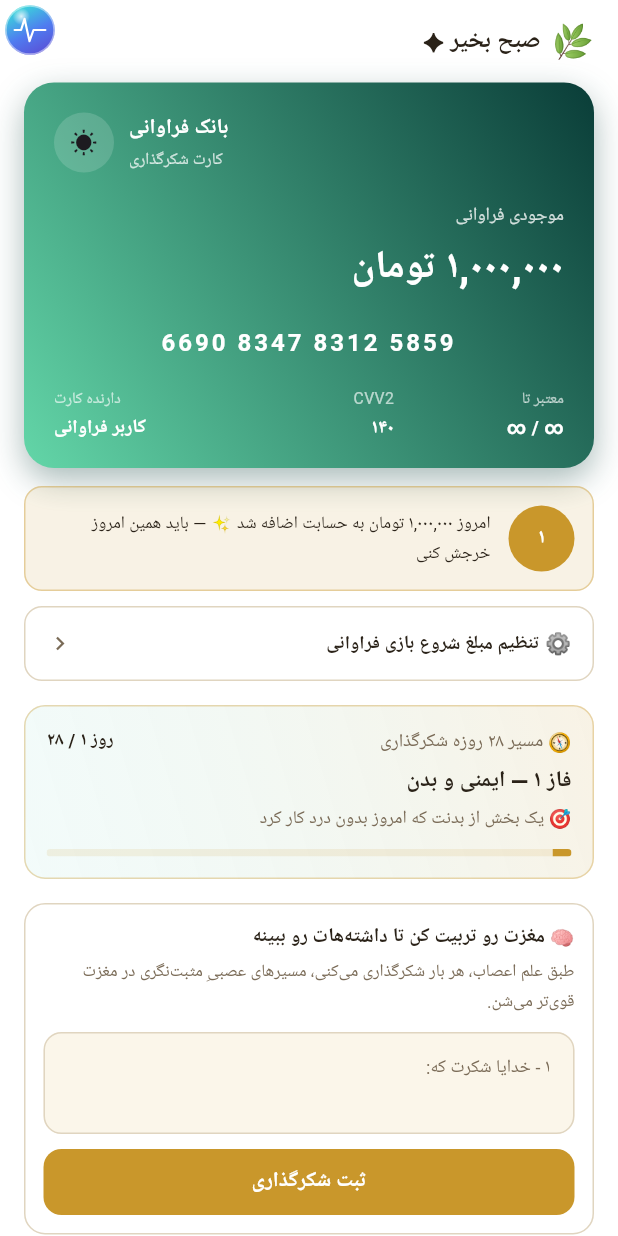
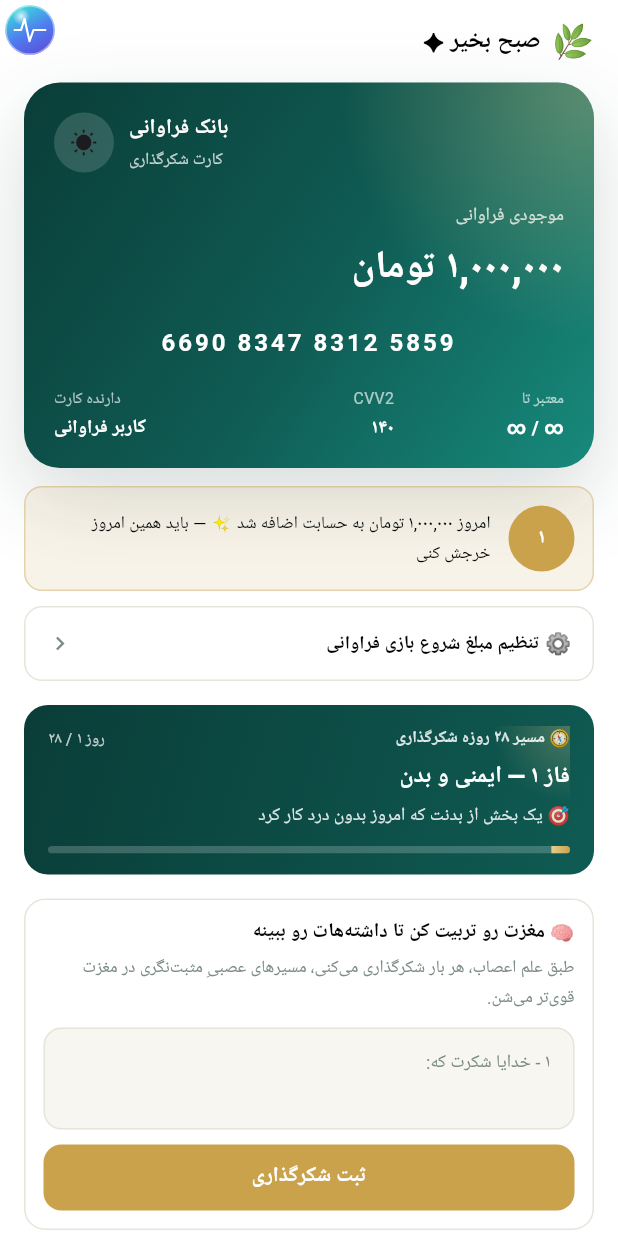
Before and after one commit to maryam1998/Flutm, a Flutter app: the HomeTab screen opened directly, on a phone screen of 412 x 824 dp. Run offline on Flutter 3.47's test engine with Material 3 defaults, Android fonts, the phone set to English and light mode, and no system bars; our stand-ins replace file_picker, flutter_svg, google_fonts, image_picker, shared_preferences, video_player and 1 more; missing offline and left inert: dart:js_interop, dart:ui_web, idb_shim, record; accounts and stored records are empty; Roboto replaces fonts that are missing (Vazirmatn).

```diff
--- a/lib/screens/beliefs_tab.dart
+++ b/lib/screens/beliefs_tab.dart
@@ -16,11 +16,11 @@ import '../widgets/nothing_scene.dart';
 import '../widgets/quantum_connect.dart';
 import '../widgets/ras_mission.dart';
 
-const Color _kEmerald = Color(0xFF2BBFAB);
-const Color _kEmerald300 = Color(0xFF54C9B8);
+const Color _kEmerald = Color(0xFF178A7C);
+const Color _kEmerald300 = Color(0xFF54B3A4);
 const Color _kEmerald700 = Color(0xFF0F5B53);
 const Color _kSky = Color(0xFF5EC8F0);
-const Color _kInkSoft = Color(0xFF4A3F30);
+const Color _kInkSoft = Color(0xFF3D5551);
 const Color _kYellow = Color(0xFFF4C542);
 
 /// مدت تایمر تمرین (۱۵ دقیقه)
--- a/lib/screens/gratitude_tab.dart
+++ b/lib/screens/gratitude_tab.dart
@@ -2,6 +2,7 @@ import 'dart:convert';
 import 'dart:typed_data';
 
 import 'package:flutter/material.dart';
+import '../widgets/web_theme_banner.dart';
 import 'package:provider/provider.dart';
 
 import '../data/gratitude_journey.dart';
@@ -15,14 +16,14 @@ import '../state/gratitude_store.dart';
 import '../widgets/neural_pathway.dart';
 import '../widgets/voice_recorder_sheet.dart';
 
-const _kCream = Color(0xFFFBF6EA);
+const _kCream = Color(0xFFF7F6F1);
 const _kCard = Colors.white;
-const _kGold = Color(0xFFC9972B);
-const _kInk = Color(0xFF2A2218);
-const _kMuted = Color(0xFF7A6B57);
-const _kBorder = Color(0xFFE0D5C0);
-const _kDanger = Color(0xFFE5484D);
-const _kEmerald = Color(0xFF2BBFAB);
+const _kGold = Color(0xFFC9A24B);
+const _kInk = Color(0xFF000000);
+const _kMuted = Color(0xFF7C8B87);
+const _kBorder = Color(0xFFE7E5DB);
+const _kDanger = Color(0xFFB3452F);
+const _kEmerald = Color(0xFF178A7C);
 
 class GratitudeTab extends StatefulWidget {
   const GratitudeTab({super.key});
@@ -836,34 +837,20 @@ class _JourneyBanner extends StatelessWidget {
   Widget build(BuildContext context) {
     final pct = (phase.day / phase.totalDays).clamp(0.0, 1.0);
 
-    return Container(
-      padding: const EdgeInsets.all(14),
-      decoration: BoxDecoration(
-        gradient: LinearGradient(
-          begin: Alignment.topRight,
-          end: Alignment.bottomLeft,
-          colors: [
-            _kGold.withValues(alpha: 0.12),
-            _kEmerald.withValues(alpha: 0.06),
-          ],
-        ),
-        borderRadius: BorderRadius.circular(14),
-        border: Border.all(color: _kGold.withValues(alpha: 0.35)),
-      ),
+    return WebThemeBanner(
       child: Column(
         crossAxisAlignment: CrossAxisAlignment.stretch,
         children: [
           Row(
             children: [
               const Text('🧭 مسیر ۲۸ روزه شکرگذاری',
-                  style: TextStyle(fontSize: 12.5, color: _kMuted)),
+                  style: TextStyle(fontSize: 11, fontWeight: FontWeight.w800, color: Color(0xD9FFFFFF))),
               const Spacer(),
               Text(
                 'روز ${toFa(phase.day)} / ${toFa(phase.totalDays)}',
                 style: const TextStyle(
-                  fontSize: 12,
-                  fontWeight: FontWeight.w700,
-                  color: _kInk,
+                  fontSize: 10.5,
+                  color: Color(0xBFFFFFFF),
                 ),
               ),
             ],
@@ -872,9 +859,9 @@ class _JourneyBanner extends StatelessWidget {
           Text(
             'فاز ${toFa(phase.phaseIndex + 1)} — ${phase.phaseName}',
             style: const TextStyle(
-              fontSize: 15,
+              fontSize: 15.5,
               fontWeight: FontWeight.w800,
-              color: _kInk,
+              color: Colors.white,
             ),
           ),
           const SizedBox(height: 4),
@@ -882,20 +869,12 @@ class _JourneyBanner extends StatelessWidget {
             '🎯 ${phase.prompt}',
             style: const TextStyle(
               fontSize: 12,
-              color: _kMuted,
+              color: Color(0xD9FFFFFF),
               height: 1.7,
             ),
           ),
           const SizedBox(height: 10),
-          ClipRRect(
-            borderRadius: BorderRadius.circular(999),
-            child: LinearProgressIndicator(
-              value: pct,
-              minHeight: 5,
-              color: _kGold,
-              backgroundColor: _kGold.withValues(alpha: 0.12),
-            ),
-          ),
+          WebBannerBar(value: pct),
           if (store.journeyFinished) ...[
             const SizedBox(height: 10),
             Container(
--- a/lib/screens/home_tab.dart
+++ b/lib/screens/home_tab.dart
@@ -1,4 +1,5 @@
 import 'package:flutter/material.dart';
+import '../widgets/web_theme_banner.dart';
 import 'package:provider/provider.dart';
 
 import '../data/gratitude_journey.dart';
@@ -9,13 +10,13 @@ import '../widgets/abundance_card.dart';
 import '../widgets/abundance_settings_sheet.dart';
 import '../widgets/card_edit_sheet.dart';
 
-const _kCream = Color(0xFFFBF6EA);
+const _kCream = Color(0xFFF7F6F1);
 const _kCard = Colors.white;
-const _kGold = Color(0xFFC9972B);
-const _kInk = Color(0xFF2A2218);
-const _kMuted = Color(0xFF7A6B57);
-const _kBorder = Color(0xFFE0D5C0);
-const _kEmerald = Color(0xFF2BBFAB);
+const _kGold = Color(0xFFC9A24B);
+const _kInk = Color(0xFF000000);
+const _kMuted = Color(0xFF7C8B87);
+const _kBorder = Color(0xFFE7E5DB);
+const _kEmerald = Color(0xFF178A7C);
 
 class HomeTab extends StatefulWidget {
   const HomeTab({super.key});
@@ -204,34 +205,20 @@ class _HomeTabState extends State<HomeTab> {
 
   Widget _journeyBanner(GratitudePhaseInfo phase, GratitudeStore grat) {
     final pct = (phase.day / phase.totalDays).clamp(0.0, 1.0);
-    return Container(
-      padding: const EdgeInsets.all(14),
-      decoration: BoxDecoration(
-        gradient: LinearGradient(
-          begin: Alignment.topRight,
-          end: Alignment.bottomLeft,
-          colors: [
-            _kGold.withValues(alpha: 0.12),
-            _kEmerald.withValues(alpha: 0.06),
-          ],
-        ),
-        borderRadius: BorderRadius.circular(14),
-        border: Border.all(color: _kGold.withValues(alpha: 0.35)),
-      ),
+    return WebThemeBanner(
       child: Column(
         crossAxisAlignment: CrossAxisAlignment.stretch,
         children: [
           Row(
             children: [
               const Text('🧭 مسیر ۲۸ روزه شکرگذاری',
-                  style: TextStyle(fontSize: 12.5, color: _kMuted)),
+                  style: TextStyle(fontSize: 11, fontWeight: FontWeight.w800, color: Color(0xD9FFFFFF))),
               const Spacer(),
               Text(
                 'روز ${toFaDigits(phase.day.toString())} / ${toFaDigits(phase.totalDays.toString())}',
                 style: const TextStyle(
-                    fontSize: 12,
-                    fontWeight: FontWeight.w700,
-                    color: _kInk),
+                    fontSize: 10.5,
+                    color: Color(0xBFFFFFFF)),
               ),
             ],
           ),
@@ -239,24 +226,16 @@ class _HomeTabState extends State<HomeTab> {
           Text(
             'فاز ${toFaDigits((phase.phaseIndex + 1).toString())} — ${phase.phaseName}',
             style: const TextStyle(
-                fontSize: 15, fontWeight: FontWeight.w800, color: _kInk),
+                fontSize: 15.5, fontWeight: FontWeight.w800, color: Colors.white),
           ),
           const SizedBox(height: 4),
           Text(
             '🎯 ${phase.prompt}',
             style: const TextStyle(
-                fontSize: 12, color: _kMuted, height: 1.7),
+                fontSize: 12, color: Color(0xD9FFFFFF), height: 1.7),
           ),
           const SizedBox(height: 10),
-          ClipRRect(
-            borderRadius: BorderRadius.circular(999),
-            child: LinearProgressIndicator(
-              value: pct,
-              minHeight: 5,
-              color: _kGold,
-              backgroundColor: _kGold.withValues(alpha: 0.12),
-            ),
-          ),
+          WebBannerBar(value: pct),
         ],
       ),
     );
--- a/lib/screens/store_tab.dart
+++ b/lib/screens/store_tab.dart
@@ -13,13 +13,13 @@ import '../utils/money_format.dart';
 import '../widgets/receipt_sheet.dart';
 import '../widgets/shop_history_sheet.dart';
 
-const _kCream = Color(0xFFFBF6EA);
+const _kCream = Color(0xFFF7F6F1);
 const _kCard = Colors.white;
-const _kGold = Color(0xFFC9972B);
-const _kInk = Color(0xFF2A2218);
-const _kMuted = Color(0xFF7A6B57);
-const _kBorder = Color(0xFFE0D5C0);
-const _kDanger = Color(0xFFE5484D);
+const _kGold = Color(0xFFC9A24B);
+const _kInk = Color(0xFF000000);
+const _kMuted = Color(0xFF7C8B87);
+const _kBorder = Color(0xFFE7E5DB);
+const _kDanger = Color(0xFFB3452F);
 
 class StoreTab extends StatefulWidget {
   const StoreTab({super.key});
@@ -290,7 +290,7 @@ class _StoreTabState extends State<StoreTab> {
           height: 42,
           child: FilledButton.icon(
             style: FilledButton.styleFrom(
-              backgroundColor: _kGold,
+              backgroundColor: const Color(0xFF0F5B53),
               foregroundColor: Colors.white,
               shape: RoundedRectangleBorder(
                   borderRadius: BorderRadius.circular(12)),
@@ -342,7 +342,7 @@ class _StoreTabState extends State<StoreTab> {
             height: 42,
             child: FilledButton.icon(
               style: FilledButton.styleFrom(
-                backgroundColor: _kGold,
+                backgroundColor: const Color(0xFF0F5B53),
                 foregroundColor: Colors.white,
                 shape: RoundedRectangleBorder(
                     borderRadius: BorderRadius.circular(12)),
@@ -473,7 +473,7 @@ class _StoreTabState extends State<StoreTab> {
             height: 46,
             child: FilledButton(
               style: FilledButton.styleFrom(
-                backgroundColor: _kGold,
+                backgroundColor: const Color(0xFF0F5B53),
                 foregroundColor: Colors.white,
                 shape: RoundedRectangleBorder(
                     borderRadius: BorderRadius.circular(12)),
--- a/lib/widgets/abundance_card.dart
+++ b/lib/widgets/abundance_card.dart
@@ -4,12 +4,12 @@ import '../models/abundance_models.dart';
 import '../utils/money_format.dart';
 
 const Map<String, List<Color>> kCardThemes = {
-  'emerald':  [Color(0xFF0A3D38), Color(0xFF63D6A8)],
-  'navy':     [Color(0xFF0B1D3A), Color(0xFF6FB3FF)],
-  'plum':     [Color(0xFF2C0F3A), Color(0xFFC07BE0)],
-  'rose':     [Color(0xFF3A0F16), Color(0xFFE8748C)],
-  'charcoal': [Color(0xFF14161C), Color(0xFF9AA0B2)],
-  'gold':     [Color(0xFF6B4A12), Color(0xFFF3D98A)],
+  'emerald':  [Color(0xFF0A3D38), Color(0xFF0F5B53), Color(0xFF178A7C)],
+  'navy':     [Color(0xFF0B1D3A), Color(0xFF16386B), Color(0xFF2F5FA8)],
+  'plum':     [Color(0xFF2C0F3A), Color(0xFF5C1F70), Color(0xFF8A3AA8)],
+  'rose':     [Color(0xFF3A0F16), Color(0xFF7A1F2E), Color(0xFFC8425A)],
+  'charcoal': [Color(0xFF14161C), Color(0xFF2A2D38), Color(0xFF454A5C)],
+  'gold':     [Color(0xFF6B4A12), Color(0xFFA97A1F), Color(0xFFE0B64A)],
 };
 
 class AbundanceCard extends StatelessWidget {
@@ -32,18 +32,32 @@ class AbundanceCard extends StatelessWidget {
       onTap: onEdit,
       child: Container(
         padding: const EdgeInsets.fromLTRB(20, 20, 20, 18),
+        clipBehavior: Clip.antiAlias,
+        foregroundDecoration: BoxDecoration(
+          borderRadius: BorderRadius.circular(24),
+          gradient: RadialGradient(
+            center: Alignment.topRight,
+            radius: 1.2,
+            colors: [
+              const Color(0xFFE6CD8E).withValues(alpha: 0.35),
+              const Color(0xFFE6CD8E).withValues(alpha: 0.0),
+            ],
+            stops: const [0.0, 0.55],
+          ),
+        ),
         decoration: BoxDecoration(
           gradient: LinearGradient(
-            begin: Alignment.topRight,
-            end: Alignment.bottomLeft,
+            begin: Alignment.topLeft,
+            end: Alignment.bottomRight,
             colors: colors,
+            stops: const [0.0, 0.52, 1.0],
           ),
-          borderRadius: BorderRadius.circular(20),
+          borderRadius: BorderRadius.circular(24),
           boxShadow: [
             BoxShadow(
-              color: colors[0].withValues(alpha: 0.35),
-              blurRadius: 18,
-              offset: const Offset(0, 8),
+              color: const Color(0xFF0A2823).withValues(alpha: 0.16),
+              blurRadius: 45,
+              offset: const Offset(0, 20),
             ),
           ],
         ),
--- a/lib/widgets/gratitude_slideshow.dart
+++ b/lib/widgets/gratitude_slideshow.dart
@@ -8,10 +8,10 @@ import 'package:video_player/video_player.dart';
 
 import '../state/gratitude_store.dart';
 
-const _kGold = Color(0xFFC9972B);
-const _kInk = Color(0xFF2A2218);
-const _kMuted = Color(0xFF7A6B57);
-const _kBorder = Color(0xFFE0D5C0);
+const _kGold = Color(0xFFC9A24B);
+const _kInk = Color(0xFF000000);
+const _kMuted = Color(0xFF7C8B87);
+const _kBorder = Color(0xFFE7E5DB);
 const _kCard = Colors.white;
 
 // ───────────────────── config ─────────────────────
@@ -727,7 +727,7 @@ class _ProgressBarState extends State<_ProgressBar>
           ),
           FractionallySizedBox(
             widthFactor: _c.value,
-            child: const ColoredBox(color: Color(0xFFC9962B)),
+            child: const ColoredBox(color: Color(0xFFC9A24B)),
           ),
         ],
       ),
--- a/lib/widgets/receipt_sheet.dart
+++ b/lib/widgets/receipt_sheet.dart
@@ -3,13 +3,13 @@ import 'package:flutter/material.dart';
 import '../models/abundance_models.dart';
 import '../utils/money_format.dart';
 
-const _kGold = Color(0xFFC9972B);
-const _kInk = Color(0xFF2A2218);
-const _kMuted = Color(0xFF7A6B57);
-const _kBorder = Color(0xFFE0D5C0);
+const _kGold = Color(0xFFC9A24B);
+const _kInk = Color(0xFF000000);
+const _kMuted = Color(0xFF7C8B87);
+const _kBorder = Color(0xFFE7E5DB);
 const _kCard = Colors.white;
-const _kCream = Color(0xFFFBF6EA);
-const _kEmerald = Color(0xFF2BBFAB);
+const _kCream = Color(0xFFF7F6F1);
+const _kEmerald = Color(0xFF178A7C);
 
 class ReceiptSheet extends StatelessWidget {
   final Purchase record;
--- a/lib/widgets/shop_history_sheet.dart
+++ b/lib/widgets/shop_history_sheet.dart
@@ -5,12 +5,12 @@ import '../state/abundance_store.dart';
 import '../utils/money_format.dart';
 import 'receipt_sheet.dart';
 
-const _kGold = Color(0xFFC9972B);
-const _kInk = Color(0xFF2A2218);
-const _kMuted = Color(0xFF7A6B57);
-const _kBorder = Color(0xFFE0D5C0);
+const _kGold = Color(0xFFC9A24B);
+const _kInk = Color(0xFF000000);
+const _kMuted = Color(0xFF7C8B87);
+const _kBorder = Color(0xFFE7E5DB);
 const _kCard = Colors.white;
-const _kCream = Color(0xFFFBF6EA);
+const _kCream = Color(0xFFF7F6F1);
 
 class ShopHistorySheet extends StatelessWidget {
   const ShopHistorySheet({super.key});
--- /dev/null
+++ b/lib/widgets/web_theme_banner.dart
@@ -0,0 +1,75 @@
+import 'package:flutter/material.dart';
+
+/// بنر فازِ تب تمرین — کپی .theme-banner وب:
+///   linear-gradient(135deg, emerald-900, emerald-700) + درخشش طلایی گوشه‌ی بالا-راست
+class WebThemeBanner extends StatelessWidget {
+  const WebThemeBanner({super.key, required this.child});
+  final Widget child;
+
+  @override
+  Widget build(BuildContext context) {
+    return Container(
+      padding: const EdgeInsets.symmetric(horizontal: 16, vertical: 14),
+      clipBehavior: Clip.antiAlias,
+      decoration: BoxDecoration(
+        borderRadius: BorderRadius.circular(16),
+        gradient: const LinearGradient(
+          begin: Alignment.topLeft,
+          end: Alignment.bottomRight,
+          colors: [Color(0xFF0A3D38), Color(0xFF0F5B53)],
+        ),
+      ),
+      child: Stack(
+        children: [
+          Positioned.fill(
+            child: IgnorePointer(
+              child: DecoratedBox(
+                decoration: BoxDecoration(
+                  gradient: RadialGradient(
+                    center: Alignment.topRight,
+                    radius: 1.1,
+                    colors: [
+                      const Color(0xFFE6CD8E).withValues(alpha: 0.28),
+                      const Color(0xFFE6CD8E).withValues(alpha: 0.0),
+                    ],
+                    stops: const [0.0, 0.55],
+                  ),
+                ),
+              ),
+            ),
+          ),
+          child,
+        ],
+      ),
+    );
+  }
+}
+
+/// نوار پیشرفت بنر — .tb-bar و .tb-bar-fill وب
+class WebBannerBar extends StatelessWidget {
+  const WebBannerBar({super.key, required this.value});
+  final double value;
+
+  @override
+  Widget build(BuildContext context) {
+    return ClipRRect(
+      borderRadius: BorderRadius.circular(4),
+      child: Container(
+        height: 5,
+        color: Colors.white.withValues(alpha: 0.2),
+        alignment: AlignmentDirectional.centerStart,
+        child: FractionallySizedBox(
+          widthFactor: value.clamp(0.0, 1.0),
+          heightFactor: 1,
+          child: const DecoratedBox(
+            decoration: BoxDecoration(
+              gradient: LinearGradient(
+                colors: [Color(0xFFE6CD8E), Color(0xFFC9A24B)],
+              ),
+            ),
+          ),
+        ),
+      ),
+    );
+  }
+}
```
Also changed, not shown: lib/widgets/format_bar.dart (+5 -5 lines), lib/widgets/mini_calendar_90.dart (+15 -8 lines), 1 other file.
